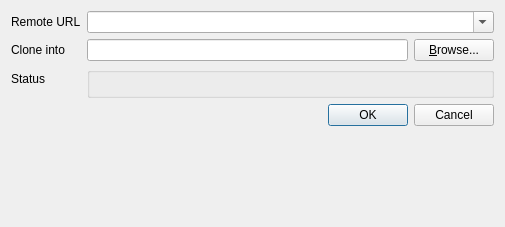
Qt form gitfourchette/widgets/clonedialog.ui (weblate/gitfourchette) before a commit.
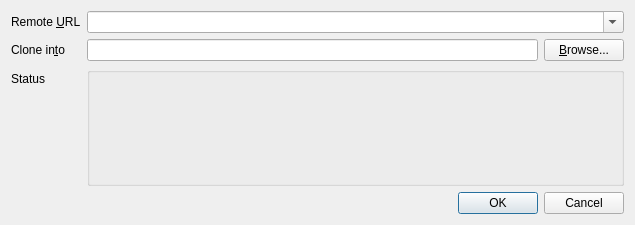
The same form after that commit. Custom widgets are drawn as their Qt base class.

Commit message: UI usability: Tweak buddies in clone, push dialogs

Diff of the .ui file:
```diff
--- a/gitfourchette/widgets/clonedialog.ui
+++ b/gitfourchette/widgets/clonedialog.ui
@@ -12,8 +12,8 @@
    <rect>
     <x>0</x>
     <y>0</y>
-    <width>505</width>
-    <height>227</height>
+    <width>635</width>
+    <height>225</height>
    </rect>
   </property>
   <property name="sizePolicy">
@@ -32,21 +32,43 @@
    <bool>true</bool>
   </property>
   <layout class="QFormLayout" name="formLayout">
-   <item row="1" column="0">
+   <item row="0" column="0">
     <widget class="QLabel" name="urlLabel">
      <property name="text">
-      <string>Remote URL</string>
+      <string>Remote &amp;URL</string>
      </property>
+     <property name="buddy">
+      <cstring>urlEdit</cstring>
+     </property>
     </widget>
    </item>
-   <item row="2" column="0">
+   <item row="0" column="1">
+    <widget class="QComboBox" name="urlEdit">
+     <property name="sizePolicy">
+      <sizepolicy hsizetype="MinimumExpanding" vsizetype="Fixed">
+       <horstretch>0</horstretch>
+       <verstretch>0</verstretch>
+      </sizepolicy>
+     </property>
+     <property name="editable">
+      <bool>true</bool>
+     </property>
+     <property name="insertPolicy">
+      <enum>QComboBox::NoInsert</enum>
+     </property>
+    </widget>
+   </item>
+   <item row="1" column="0">
     <widget class="QLabel" name="pathLabel">
      <property name="text">
-      <string>Clone into</string>
+      <string>Clone in&amp;to</string>
+     </property>
+     <property name="buddy">
+      <cstring>pathEdit</cstring>
      </property>
     </widget>
    </item>
-   <item row="2" column="1">
+   <item row="1" column="1">
     <layout class="QHBoxLayout" name="horizontalLayout">
      <item>
       <widget class="QLineEdit" name="pathEdit"/>
@@ -60,30 +82,17 @@
      </item>
     </layout>
    </item>
-   <item row="3" column="0">
+   <item row="2" column="0">
     <widget class="QLabel" name="label">
      <property name="text">
       <string>Status</string>
      </property>
     </widget>
    </item>
-   <item row="5" column="1">
-    <widget class="QDialogButtonBox" name="buttonBox">
-     <property name="orientation">
-      <enum>Qt::Horizontal</enum>
-     </property>
-     <property name="standardButtons">
-      <set>QDialogButtonBox::Cancel|QDialogButtonBox::Ok</set>
-     </property>
-     <property name="centerButtons">
-      <bool>false</bool>
-     </property>
-    </widget>
-   </item>
-   <item row="3" column="1">
+   <item row="2" column="1">
     <widget class="QGroupBox" name="groupBox">
      <property name="sizePolicy">
-      <sizepolicy hsizetype="Expanding" vsizetype="Preferred">
+      <sizepolicy hsizetype="Expanding" vsizetype="Expanding">
        <horstretch>0</horstretch>
        <verstretch>0</verstretch>
       </sizepolicy>
@@ -98,19 +107,16 @@
      </layout>
     </widget>
    </item>
-   <item row="1" column="1">
-    <widget class="QComboBox" name="urlEdit">
-     <property name="sizePolicy">
-      <sizepolicy hsizetype="MinimumExpanding" vsizetype="Fixed">
-       <horstretch>0</horstretch>
-       <verstretch>0</verstretch>
-      </sizepolicy>
+   <item row="3" column="1">
+    <widget class="QDialogButtonBox" name="buttonBox">
+     <property name="orientation">
+      <enum>Qt::Horizontal</enum>
      </property>
-     <property name="editable">
-      <bool>true</bool>
+     <property name="standardButtons">
+      <set>QDialogButtonBox::Cancel|QDialogButtonBox::Ok</set>
      </property>
-     <property name="insertPolicy">
-      <enum>QComboBox::NoInsert</enum>
+     <property name="centerButtons">
+      <bool>false</bool>
      </property>
     </widget>
    </item>
```
The commit also changes 5 other files.
